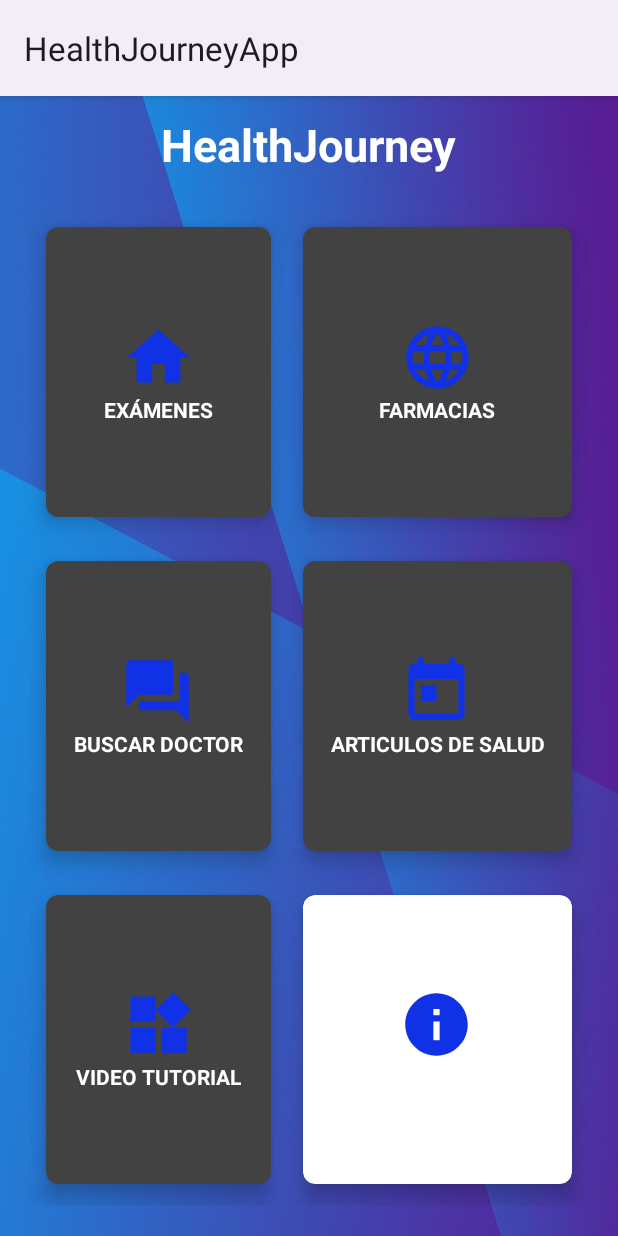
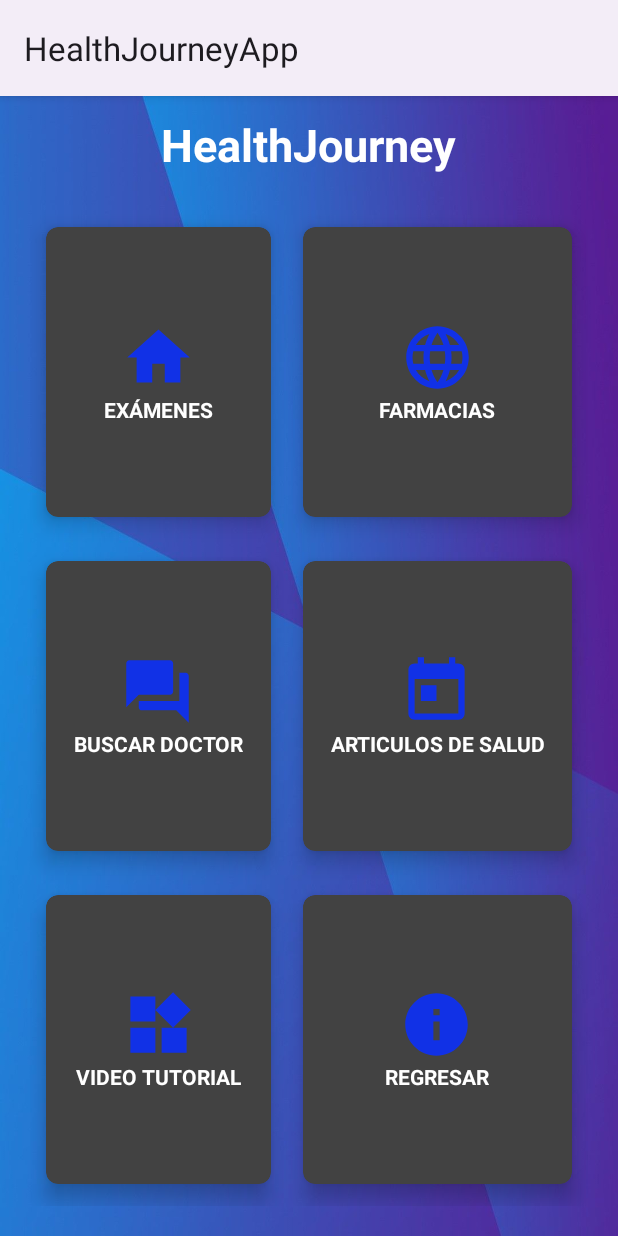
Before and after one commit to ramiro1993/PPROF3-2023, an Android app: the HomeActivity screen opened directly, with no data from a screen before it, on a phone screen of 412 x 824 dp. Run offline under Robolectric (Android 15) with nearby library versions, the light colour scheme and no system bars.

Commit message:
Agregue app:cardBackgroundColor=@color/cardview_dark_background

```diff
--- a/ProyectoFinal/app/src/main/res/layout/activity_home.xml
+++ b/ProyectoFinal/app/src/main/res/layout/activity_home.xml
@@ -235,6 +235,7 @@
             android:layout_rowWeight="1"
             android:layout_columnWeight="1"
             android:layout_gravity="fill"
+            app:cardBackgroundColor="@color/cardview_dark_background"
             app:cardCornerRadius="8dp"
             app:cardElevation="8dp"
             app:cardUseCompatPadding="true"
```
